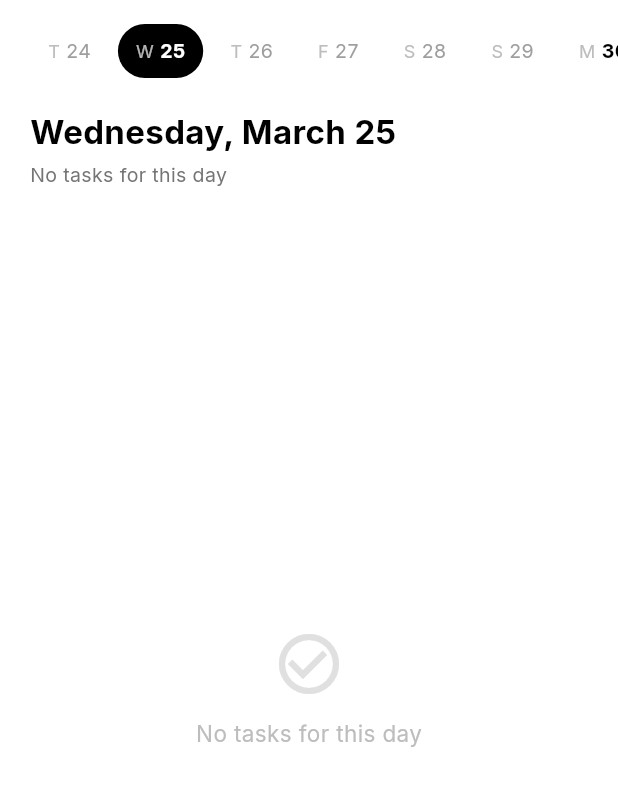
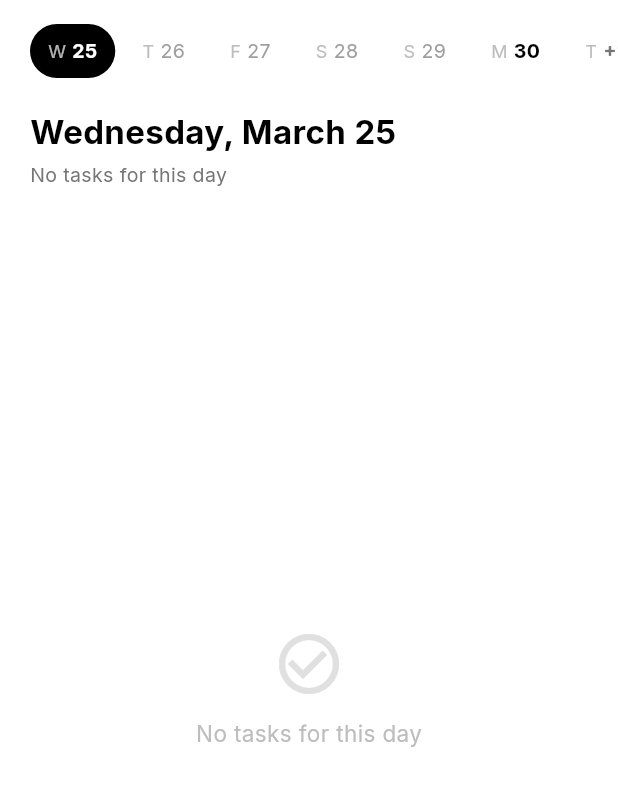
Before and after one commit to VOGLOSSOU/your-to-do, a Flutter app: the screen it shows after launch, after a tap on an icon or button, on a phone screen of 412 x 824 dp, the part 90-896 px from its top. Run offline on Flutter 3.47's test engine with Material 3 defaults, Android fonts, the phone set to English and light mode, and no system bars; our stand-ins replace google_fonts, shared_preferences.

Commit message:
small correction

```diff
--- a/lib/providers/task_provider.dart
+++ b/lib/providers/task_provider.dart
@@ -46,7 +46,7 @@ class TaskProvider extends ChangeNotifier {
   Future<void> _loadActiveDates() async {
     final today = DateTime.now();
     final dates = List.generate(7, (i) {
-      final d = today.subtract(Duration(days: 6 - i));
+      final d = today.subtract(Duration(days: 5 - i));
       return _fmt.format(d);
     });
     final results = await Future.wait(dates.map(_db.hasTasksForDate));
--- a/lib/screens/home_screen.dart
+++ b/lib/screens/home_screen.dart
@@ -30,10 +30,17 @@ class HomeScreen extends StatelessWidget {
   Widget build(BuildContext context) {
     final provider = context.watch<TaskProvider>();
     final tasks = provider.tasks;
-    final today = DateTime.now();
-    final isToday = provider.selectedDate.year == today.year &&
-        provider.selectedDate.month == today.month &&
-        provider.selectedDate.day == today.day;
+    final now = DateTime.now();
+    final today = DateTime(now.year, now.month, now.day);
+    final tomorrow = today.add(const Duration(days: 1));
+    final selected = DateTime(
+      provider.selectedDate.year,
+      provider.selectedDate.month,
+      provider.selectedDate.day,
+    );
+    final isToday = selected == today;
+    final canAdd = selected == today || selected == tomorrow;
+    final isPast = selected.isBefore(today);
 
     return Scaffold(
       backgroundColor: Colors.white,
@@ -130,14 +137,14 @@ class HomeScreen extends StatelessWidget {
                       itemCount: tasks.length,
                       itemBuilder: (_, i) => TaskTile(
                         task: tasks[i],
-                        readOnly: !isToday,
+                        readOnly: isPast,
                       ),
                     ),
             ),
           ],
         ),
       ),
-      floatingActionButton: isToday
+      floatingActionButton: canAdd
           ? FloatingActionButton(
               onPressed: () => _showAddSheet(context),
               backgroundColor: Colors.black,
--- a/lib/widgets/week_strip.dart
+++ b/lib/widgets/week_strip.dart
@@ -13,8 +13,9 @@ class WeekStrip extends StatelessWidget {
     final selected = provider.selectedDate;
     final today = DateTime.now();
 
+    // J-5 → today (index 5) → tomorrow (index 6)
     final days = List.generate(7, (i) {
-      final d = today.subtract(Duration(days: 6 - i));
+      final d = today.subtract(Duration(days: 5 - i));
       return DateTime(d.year, d.month, d.day);
     });
 
@@ -29,7 +30,8 @@ class WeekStrip extends StatelessWidget {
           final isSelected = day.year == selected.year &&
               day.month == selected.month &&
               day.day == selected.day;
-          final isToday = i == 6;
+          final isToday = i == 5;
+          final isTomorrow = i == 6;
           final dateKey = DateFormat('yyyy-MM-dd').format(day);
           final hasTask = provider.activeDates.contains(dateKey);
 
@@ -62,17 +64,19 @@ class WeekStrip extends StatelessWidget {
                   ),
                   const SizedBox(width: 4),
                   Text(
-                    dayNum,
+                    isTomorrow && !isSelected ? '+1' : dayNum,
                     style: GoogleFonts.inter(
                       fontSize: 13,
-                      fontWeight: isSelected || isToday
+                      fontWeight: isSelected || isToday || isTomorrow
                           ? FontWeight.w700
                           : FontWeight.w400,
                       color: isSelected
                           ? Colors.white
                           : isToday
                               ? Colors.black
-                              : Colors.grey.shade500,
+                              : isTomorrow
+                                  ? Colors.grey.shade600
+                                  : Colors.grey.shade500,
                     ),
                   ),
                   if (hasTask) ...[
```
